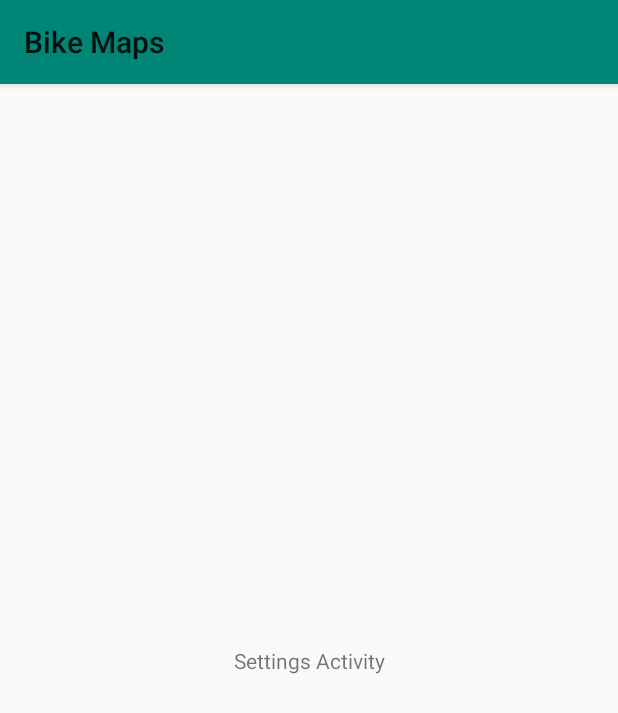
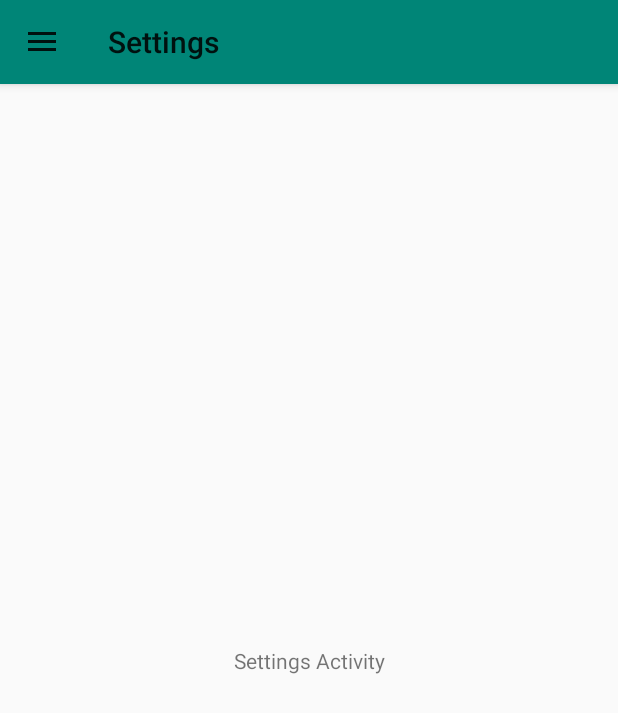
Before and after one commit to raduniculae123/bikemap, an Android app: the SettingsActivity screen opened directly, with no data from a screen before it, on a phone screen of 412 x 824 dp. Shown: the top 713 px of the screen. Run offline under Robolectric (Android 15) with nearby library versions, the phone set to English and light mode, and no system bars.

Commit message:
item-ul Settings deschide SettingsActivity item-ul Map deschide MainActivity SettingsActivity si MainActivity extind clasa BaseActivity

```diff
--- a/app/src/main/AndroidManifest.xml
+++ b/app/src/main/AndroidManifest.xml
@@ -38,7 +38,7 @@
         <activity android:name=".testactivity2" />
 
         <activity android:name=".SettingsActivity"
-            android:label="@string/app_name"></activity>
+            android:label="@string/settings_title"></activity>
     </application>
 
 </manifest>
--- a/app/src/main/java/com/bikeology/bikemaps/SettingsActivity.java
+++ b/app/src/main/java/com/bikeology/bikemaps/SettingsActivity.java
@@ -1,13 +1,23 @@
 package com.bikeology.bikemaps;
 
+import android.content.Intent;
+import android.support.annotation.NonNull;
+import android.support.design.widget.NavigationView;
+import android.support.v4.view.GravityCompat;
+import android.support.v4.widget.DrawerLayout;
+import android.support.v7.app.ActionBarDrawerToggle;
 import android.support.v7.app.AppCompatActivity;
 import android.os.Bundle;
+import android.view.Menu;
+import android.view.MenuItem;
 
-public class SettingsActivity extends AppCompatActivity {
+public class SettingsActivity extends BaseActivity {
+
 
     @Override
     protected void onCreate(Bundle savedInstanceState) {
         super.onCreate(savedInstanceState);
         setContentView(R.layout.activity_settings);
+        setupDrawer();
     }
 }
--- a/app/src/main/res/layout/activity_main.xml
+++ b/app/src/main/res/layout/activity_main.xml
@@ -53,8 +53,7 @@
         android:layout_height="match_parent"
         app:menu="@menu/navigation_menu"
         android:id="@+id/navigationView"
-        android:layout_gravity="start"
-        app:headerLayout="@layout/navigation_header">
+        android:layout_gravity="start">
 
     </android.support.design.widget.NavigationView>
 </android.support.v4.widget.DrawerLayout>
--- a/app/src/main/res/layout/activity_settings.xml
+++ b/app/src/main/res/layout/activity_settings.xml
@@ -1,11 +1,18 @@
 <?xml version="1.0" encoding="utf-8"?>
+<android.support.v4.widget.DrawerLayout xmlns:android="http://schemas.android.com/apk/res/android"
+    xmlns:app="http://schemas.android.com/apk/res-auto"
+    xmlns:tools="http://schemas.android.com/tools"
+    android:id="@+id/drawerLayout"
+    android:layout_width="match_parent"
+    android:layout_height="match_parent"
+    tools:context="com.bikeology.bikemaps.SettingsActivity">
+
     <android.support.constraint.ConstraintLayout xmlns:android="http://schemas.android.com/apk/res/android"
         xmlns:app="http://schemas.android.com/apk/res-auto"
         xmlns:tools="http://schemas.android.com/tools"
         android:layout_width="match_parent"
         android:layout_height="match_parent"
         tools:context=".SettingsActivity">
-
         <TextView
             android:id="@+id/textView3"
             android:layout_width="wrap_content"
@@ -18,3 +25,14 @@
             app:layout_constraintStart_toStartOf="parent"
             app:layout_constraintTop_toTopOf="parent" />
     </android.support.constraint.ConstraintLayout>
+
+    <android.support.design.widget.NavigationView
+        android:layout_width="wrap_content"
+        android:layout_height="match_parent"
+        app:menu="@menu/navigation_menu"
+        android:id="@+id/navigationView"
+        android:layout_gravity="start">
+
+    </android.support.design.widget.NavigationView>
+
+</android.support.v4.widget.DrawerLayout>
--- a/app/src/main/res/menu/navigation_menu.xml
+++ b/app/src/main/res/menu/navigation_menu.xml
@@ -1,14 +1,17 @@
 <?xml version="1.0" encoding="utf-8"?>
 <menu xmlns:android="http://schemas.android.com/apk/res/android"
     xmlns:app="http://schemas.android.com/apk/res-auto">
+    <item android:id="@+id/nav_map"
+        android:title="@string/nav_map"
+        android:icon="@mipmap/baseline_map_black_24dp"/>
+
     <item android:id="@+id/nav_account"
         android:icon="@mipmap/baseline_person_black_24dp"
         android:title="@string/nav_myaccount" />
 
     <item android:id="@+id/nav_settings"
         android:icon="@mipmap/baseline_settings_black_24dp"
-        android:title="@string/nav_settings"
-        app:showAsAction="always"/>
+        android:title="@string/nav_settings"/>
 
     <item android:id="@+id/nav_logout"
         android:icon="@mipmap/baseline_exit_to_app_black_24dp"
--- a/app/src/main/res/values/strings.xml
+++ b/app/src/main/res/values/strings.xml
@@ -1,13 +1,15 @@
 <resources>
     <string name="google_maps_api_key">AIzaSyCtlSAJAB_8GfgjDysecgMog9CIKo0_mIY</string>
+
     <string name="app_name">Bike Maps</string>
+    <string name="settings_title">Settings</string>
     <string name="button_my_coordinates">MY COORDINATES</string>
     <string name="open">Open</string>
     <string name="close">Close</string>
 
+    <string name="nav_map">Map</string>
     <string name="nav_myaccount">My Account</string>
     <string name="nav_settings">Settings</string>
     <string name="nav_logout">Log Out</string>
-
     <string name="nav_header_title">Navigation header</string>
 </resources>
```
Also changed, not shown: app/src/main/java/com/bikeology/bikemaps/BaseActivity.java (+12 -17 lines), app/src/main/java/com/bikeology/bikemaps/MainActivity.java (+3 -50 lines). Lines whose indentation alone changed are shown as unchanged.
